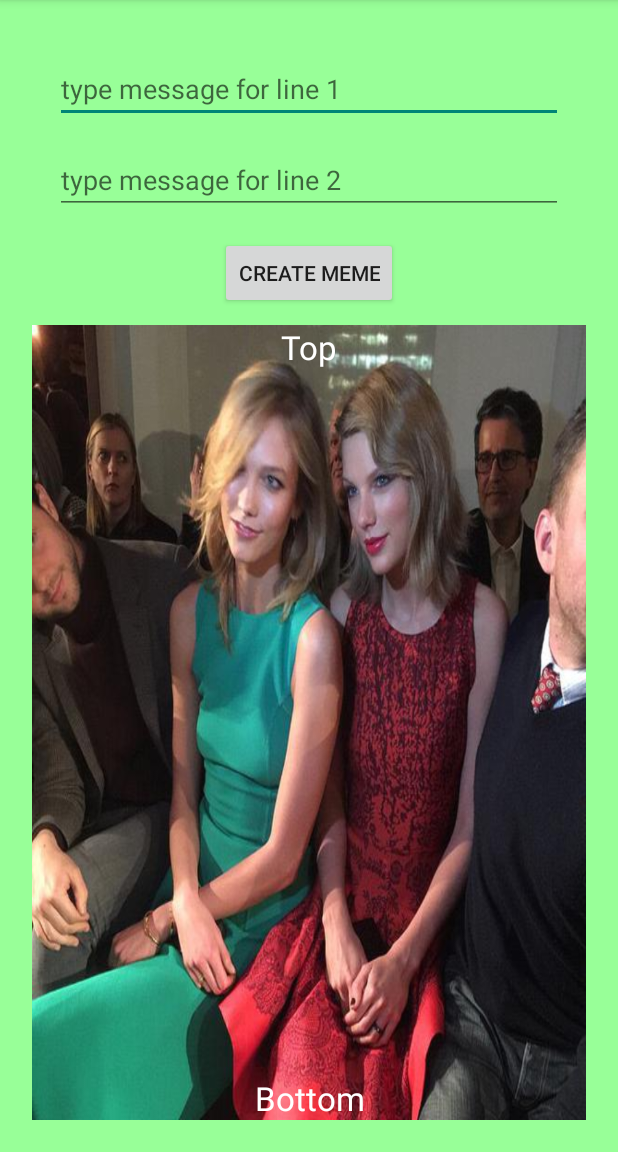
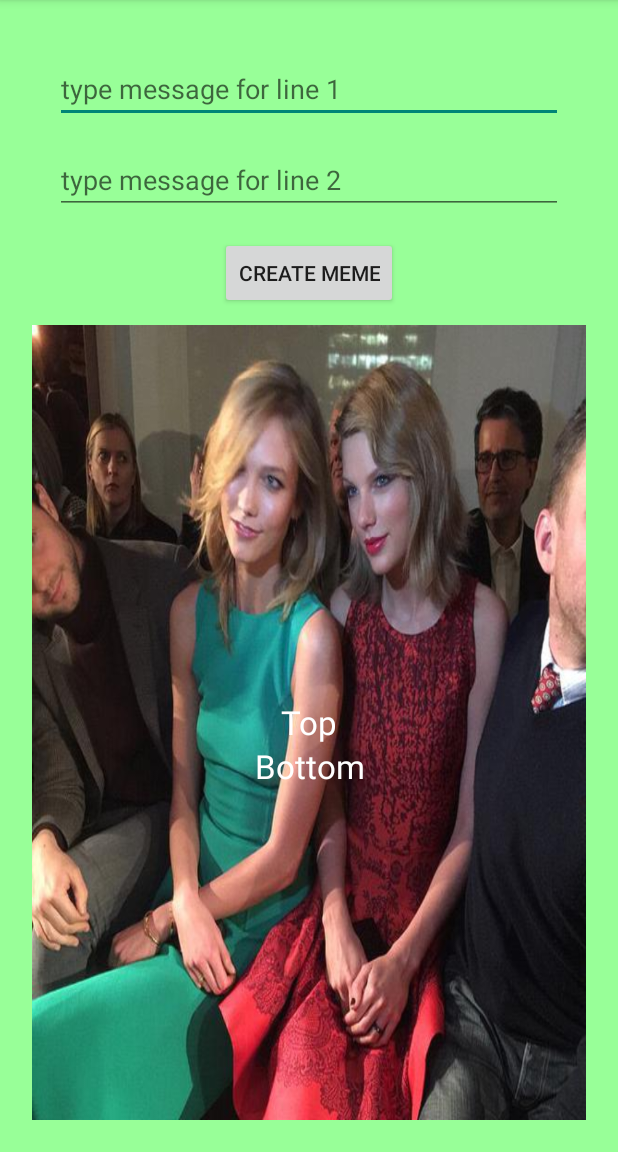
Before and after one commit to natetan/memes, an Android app: the screen it shows after launch (MainActivity), on a phone screen of 412 x 824 dp, the part 84-1236 px from its top. Run offline under Robolectric (Android 15) with nearby library versions, the phone set to English and light mode, and no system bars.

Commit message:
removed input type

```diff
--- a/app/src/main/res/layout/bottom_image_fragment.xml
+++ b/app/src/main/res/layout/bottom_image_fragment.xml
@@ -10,10 +10,11 @@
         android:textAppearance="?android:attr/textAppearanceLarge"
         android:text="@string/meme_top_text"
         android:id="@+id/topText"
-        android:layout_alignParentTop="true"
-        android:layout_centerHorizontal="true"
         android:textColor="#fff"
-        android:gravity="center_horizontal"/>
+        android:gravity="center_horizontal"
+        android:layout_centerVertical="true"
+        android:layout_alignParentLeft="true"
+        android:layout_alignParentStart="true"/>
 
     <TextView
         android:layout_width="match_parent"
@@ -21,9 +22,9 @@
         android:textAppearance="?android:attr/textAppearanceLarge"
         android:text="@string/meme_bottom_text"
         android:id="@+id/bottomText"
-        android:layout_alignParentBottom="true"
-        android:layout_alignLeft="@+id/topText"
-        android:layout_alignStart="@+id/topText"
         android:textColor="#fff"
-        android:gravity="center_horizontal"/>
+        android:gravity="center_horizontal"
+        android:layout_below="@+id/topText"
+        android:layout_alignParentLeft="true"
+        android:layout_alignParentStart="true"/>
 </RelativeLayout>
--- a/app/src/main/res/layout/top_section_fragment.xml
+++ b/app/src/main/res/layout/top_section_fragment.xml
@@ -13,7 +13,7 @@
         android:layout_marginLeft="15dp"
         android:layout_marginRight="15dp"
         android:hint="type message for line 1"
-        android:inputType="number|text"/>
+        android:maxLength="60"/>
 
     <EditText
         android:id="@+id/memeLine2"
@@ -25,8 +25,7 @@
         android:layout_marginLeft="15dp"
         android:layout_marginRight="15dp"
         android:hint="type message for line 2"
-        android:inputType="number|text"
-        />
+        android:maxLength="60"/>
 
     <Button
         android:id="@+id/memeButton"
```
